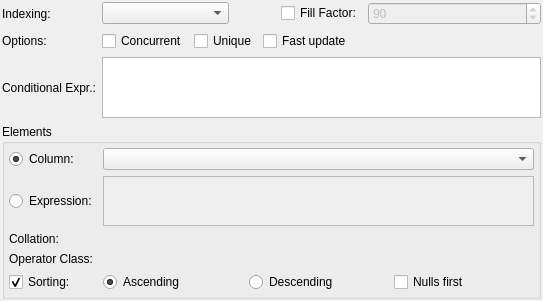
Before: the Qt Designer form libpgmodeler_ui/ui/indexwidget.ui in pgmodeler/pgmodeler, drawn with Qt 5.
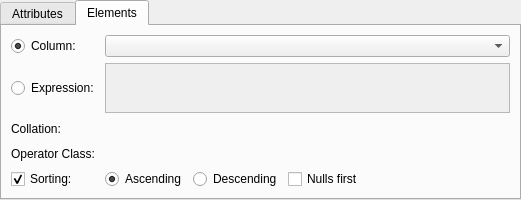
After: the same form once the commit is applied.

What changed in the file:
```diff
--- a/libpgmodeler_ui/ui/indexwidget.ui
+++ b/libpgmodeler_ui/ui/indexwidget.ui
@@ -6,8 +6,8 @@
    <rect>
     <x>0</x>
     <y>0</y>
-    <width>543</width>
-    <height>301</height>
+    <width>521</width>
+    <height>200</height>
    </rect>
   </property>
   <property name="minimumSize">
@@ -21,18 +21,24 @@
   </property>
   <layout class="QGridLayout" name="index_grid">
    <property name="margin">
-    <number>2</number>
+    <number>0</number>
    </property>
+   <property name="spacing">
+    <number>0</number>
+   </property>
+   <item row="0" column="0">
+    <widget class="QTabWidget" name="tabWidget">
+     <property name="currentIndex">
+      <number>1</number>
+     </property>
+     <widget class="QWidget" name="tab_3">
+      <attribute name="title">
+       <string>Attributes</string>
+      </attribute>
+      <layout class="QGridLayout" name="gridLayout_2">
    <property name="spacing">
     <number>6</number>
    </property>
-   <item row="0" column="3">
-    <widget class="QCheckBox" name="fill_factor_chk">
-     <property name="text">
-      <string>Fill Factor:</string>
-     </property>
-    </widget>
-   </item>
    <item row="0" column="0">
     <widget class="QLabel" name="indexing_lbl">
      <property name="sizePolicy">
@@ -87,6 +93,29 @@
      </property>
     </widget>
    </item>
+       <item row="0" column="2">
+        <spacer name="horizontalSpacer">
+         <property name="orientation">
+          <enum>Qt::Horizontal</enum>
+         </property>
+         <property name="sizeType">
+          <enum>QSizePolicy::Fixed</enum>
+         </property>
+         <property name="sizeHint" stdset="0">
+          <size>
+           <width>40</width>
+           <height>20</height>
+          </size>
+         </property>
+        </spacer>
+       </item>
+       <item row="0" column="3">
+        <widget class="QCheckBox" name="fill_factor_chk">
+         <property name="text">
+          <string>Fill Factor:</string>
+         </property>
+        </widget>
+       </item>
    <item row="0" column="4">
     <widget class="QSpinBox" name="fill_factor_sb">
      <property name="enabled">
@@ -299,19 +328,17 @@
      </property>
     </widget>
    </item>
-   <item row="3" column="0" colspan="5">
-    <widget class="QGroupBox" name="elements_grp">
-     <property name="title">
+      </layout>
+     </widget>
+     <widget class="QWidget" name="tab_4">
+      <attribute name="title">
       <string>Elements</string>
-     </property>
+      </attribute>
      <layout class="QGridLayout" name="gridLayout">
-      <property name="margin">
-       <number>4</number>
-      </property>
       <property name="spacing">
        <number>6</number>
       </property>
-      <item row="0" column="1">
+       <item row="0" column="0">
        <widget class="QRadioButton" name="column_rb">
         <property name="sizePolicy">
          <sizepolicy hsizetype="Preferred" vsizetype="Fixed">
@@ -342,7 +369,7 @@
         </property>
        </widget>
       </item>
-      <item row="0" column="2">
+       <item row="0" column="1">
        <widget class="QComboBox" name="column_cmb">
         <property name="sizePolicy">
          <sizepolicy hsizetype="Expanding" vsizetype="Fixed">
@@ -364,7 +391,7 @@
         </property>
        </widget>
       </item>
-      <item row="1" column="1">
+       <item row="1" column="0">
        <widget class="QRadioButton" name="expression_rb">
         <property name="sizePolicy">
          <sizepolicy hsizetype="Preferred" vsizetype="Fixed">
@@ -395,7 +422,7 @@
         </property>
        </widget>
       </item>
-      <item row="1" column="2">
+       <item row="1" column="1">
        <widget class="QTextEdit" name="elem_expr_txt">
         <property name="enabled">
          <bool>false</bool>
@@ -444,35 +471,39 @@
         </property>
        </widget>
       </item>
-      <item row="3" column="1">
-       <widget class="QLabel" name="op_class_lbl">
+       <item row="2" column="0">
+        <widget class="QLabel" name="elem_collation_lbl">
+         <property name="text">
+          <string>Collation:</string>
+         </property>
+        </widget>
+       </item>
+       <item row="4" column="0">
+        <widget class="QCheckBox" name="sorting_chk">
         <property name="sizePolicy">
-         <sizepolicy hsizetype="Preferred" vsizetype="Preferred">
+          <sizepolicy hsizetype="Preferred" vsizetype="Fixed">
           <horstretch>0</horstretch>
           <verstretch>0</verstretch>
          </sizepolicy>
         </property>
-        <property name="minimumSize">
-         <size>
-          <width>0</width>
-          <height>0</height>
-         </size>
-        </property>
-        <property name="maximumSize">
-         <size>
-          <width>16777215</width>
-          <height>16777215</height>
-         </size>
-        </property>
         <property name="text">
-         <string>Operator Class:</string>
+          <string>Sorting:</string>
+         </property>
+         <property name="checked">
+          <bool>true</bool>
         </property>
        </widget>
       </item>
-      <item row="4" column="2">
+       <item row="4" column="1">
        <layout class="QHBoxLayout" name="horizontalLayout">
         <item>
          <widget class="QRadioButton" name="ascending_rb">
+           <property name="sizePolicy">
+            <sizepolicy hsizetype="Preferred" vsizetype="Fixed">
+             <horstretch>0</horstretch>
+             <verstretch>0</verstretch>
+            </sizepolicy>
+           </property>
           <property name="text">
            <string>Ascending</string>
           </property>
@@ -483,6 +514,12 @@
         </item>
         <item>
          <widget class="QRadioButton" name="descending_rb">
+           <property name="sizePolicy">
+            <sizepolicy hsizetype="Preferred" vsizetype="Fixed">
+             <horstretch>0</horstretch>
+             <verstretch>0</verstretch>
+            </sizepolicy>
+           </property>
           <property name="text">
            <string>Descending</string>
           </property>
@@ -490,6 +527,12 @@
         </item>
         <item>
          <widget class="QCheckBox" name="nulls_first_chk">
+           <property name="sizePolicy">
+            <sizepolicy hsizetype="Expanding" vsizetype="Fixed">
+             <horstretch>0</horstretch>
+             <verstretch>0</verstretch>
+            </sizepolicy>
+           </property>
           <property name="text">
            <string>Nulls first</string>
           </property>
@@ -497,47 +540,34 @@
         </item>
        </layout>
       </item>
-      <item row="4" column="1">
-       <widget class="QCheckBox" name="sorting_chk">
+       <item row="3" column="0">
+        <widget class="QLabel" name="op_class_lbl">
         <property name="sizePolicy">
-         <sizepolicy hsizetype="Preferred" vsizetype="Fixed">
+          <sizepolicy hsizetype="Preferred" vsizetype="Preferred">
           <horstretch>0</horstretch>
           <verstretch>0</verstretch>
          </sizepolicy>
         </property>
-        <property name="text">
-         <string>Sorting:</string>
-        </property>
-        <property name="checked">
-         <bool>true</bool>
-        </property>
-       </widget>
-      </item>
-      <item row="2" column="1">
-       <widget class="QLabel" name="collation_lbl">
+         <property name="minimumSize">
+          <size>
+           <width>0</width>
+           <height>0</height>
+          </size>
+         </property>
+         <property name="maximumSize">
+          <size>
+           <width>16777215</width>
+           <height>16777215</height>
+          </size>
+         </property>
         <property name="text">
-         <string>Collation:</string>
+          <string>Operator Class:</string>
         </property>
        </widget>
       </item>
      </layout>
     </widget>
-   </item>
-   <item row="0" column="2">
-    <spacer name="horizontalSpacer">
-     <property name="orientation">
-      <enum>Qt::Horizontal</enum>
-     </property>
-     <property name="sizeType">
-      <enum>QSizePolicy::Fixed</enum>
-     </property>
-     <property name="sizeHint" stdset="0">
-      <size>
-       <width>40</width>
-       <height>20</height>
-      </size>
-     </property>
-    </spacer>
+    </widget>
    </item>
   </layout>
  </widget>
```
Lines whose indentation alone changed are shown as unchanged.
